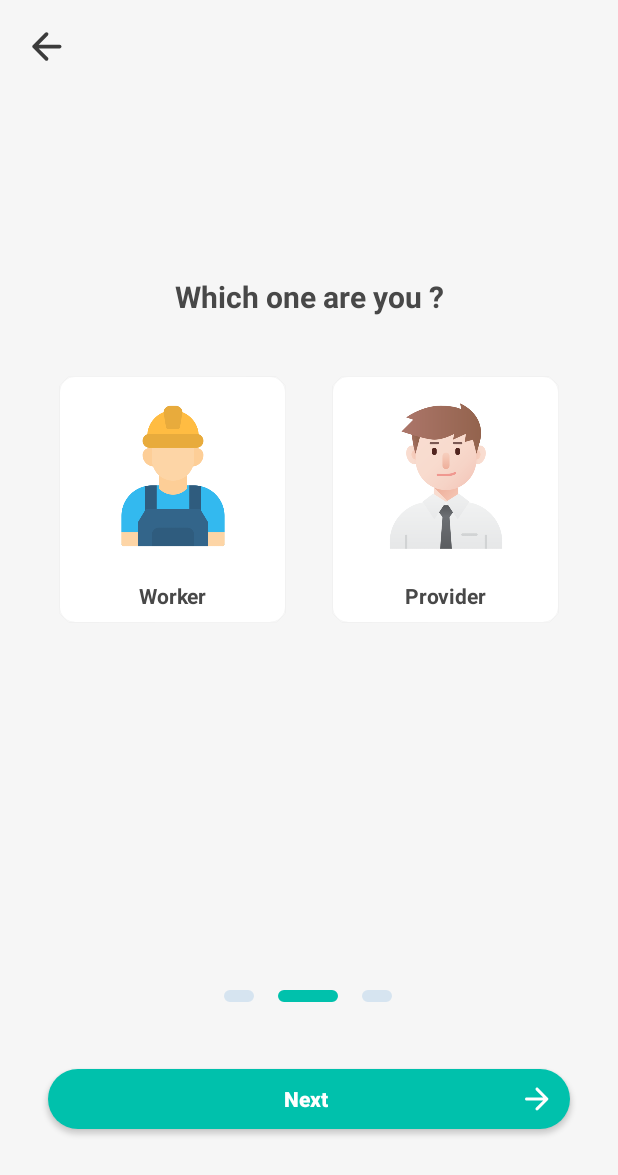
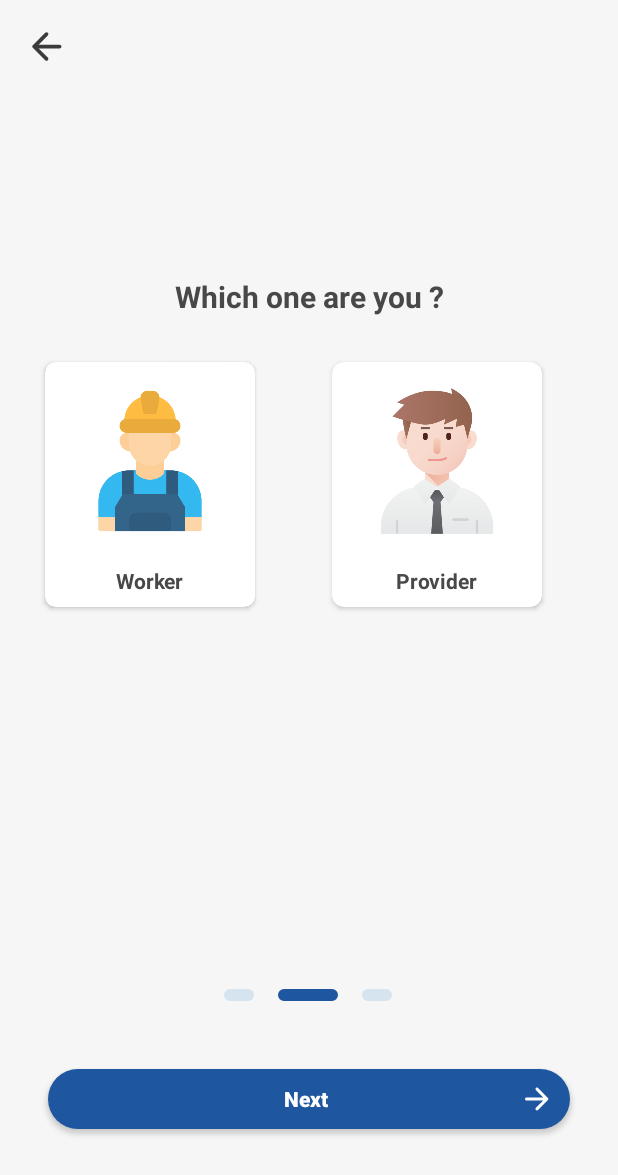
Before and after one commit to thegr8manef/Depanini, an Android app: the UserTypeActivity screen opened directly, with no data from a screen before it, on a phone screen of 412 x 824 dp. Shown: the top 1175 px of the screen. Run offline under Robolectric (Android 15) with nearby library versions, the phone set to English and light mode, and no system bars; our stand-ins replace Firebase (no records; nobody signed in at launch, a user with empty details on screens opened directly); 3 statements that could not run were skipped.

Commit message:
feat(): create Bottom bar - create bootom bar with meow-bottom-navigation lib feat #Depanini/CheckType

```diff
--- a/app/build.gradle
+++ b/app/build.gradle
@@ -58,6 +58,7 @@ dependencies {
     androidTestImplementation 'androidx.test.ext:junit:1.1.3'
     androidTestImplementation 'androidx.test.espresso:espresso-core:3.4.0'
     implementation 'de.hdodenhof:circleimageview:3.1.0'
-
+    //bottom bar
+    implementation 'com.etebarian:meow-bottom-navigation:1.0.4'
 
 }
--- /dev/null
+++ b/app/src/main/res/drawable/ic_home.xml
@@ -0,0 +1,5 @@
+<vector android:height="24dp" android:tint="#000000"
+    android:viewportHeight="24" android:viewportWidth="24"
+    android:width="24dp" xmlns:android="http://schemas.android.com/apk/res/android">
+    <path android:fillColor="@android:color/white" android:pathData="M10,19v-5h4v5c0,0.55 0.45,1 1,1h3c0.55,0 1,-0.45 1,-1v-7h1.7c0.46,0 0.68,-0.57 0.33,-0.87L12.67,3.6c-0.38,-0.34 -0.96,-0.34 -1.34,0l-8.36,7.53c-0.34,0.3 -0.13,0.87 0.33,0.87H5v7c0,0.55 0.45,1 1,1h3c0.55,0 1,-0.45 1,-1z"/>
+</vector>
--- a/app/src/main/res/layout/activity_user_type.xml
+++ b/app/src/main/res/layout/activity_user_type.xml
@@ -35,10 +35,10 @@
 
     <androidx.cardview.widget.CardView
         android:id="@+id/cardView"
-        android:layout_width="150dp"
+        android:layout_width="140dp"
         android:layout_height="wrap_content"
-        android:layout_margin="40dp"
-        app:cardCornerRadius="10dp"
+        android:layout_margin="30dp"
+        app:cardCornerRadius="7dp"
         app:layout_constraintStart_toStartOf="parent"
         app:layout_constraintTop_toBottomOf="@+id/textView2">
 
@@ -79,11 +79,12 @@
 
     <androidx.cardview.widget.CardView
         android:id="@+id/provcardview"
-        android:layout_width="150dp"
+        android:layout_width="140dp"
         android:layout_height="wrap_content"
-        android:layout_margin="40dp"
-        app:cardCornerRadius="10dp"
+        android:layout_margin="30dp"
+        app:cardCornerRadius="8dp"
         app:layout_constraintEnd_toEndOf="parent"
+        app:layout_constraintStart_toEndOf="@+id/cardView"
         app:layout_constraintTop_toBottomOf="@+id/textView2">
 
         <androidx.constraintlayout.widget.ConstraintLayout
--- a/app/src/main/res/values/colors.xml
+++ b/app/src/main/res/values/colors.xml
@@ -7,10 +7,12 @@
     <color name="teal_700">#FF018786</color>
     <color name="black">#FF000000</color>
     <color name="white">#FFFFFFFF</color>
-    <color name="primary_color">#00c1ac</color>
+    <color name="primary_color">#1E56A0</color>
     <color name="secand_color">#F6F6F6</color>
     <color name="third_color">#D6E4F0</color>
     <color name="red">#ff3333</color>
     <color name="text_color">#3b3b3b</color>
     <color name="gray">#5B5C63</color>
 </resources>
+
+    <!--    <color name="primary_color">#00c1ac</color>-->
--- a/settings.gradle
+++ b/settings.gradle
@@ -10,6 +10,7 @@ dependencyResolutionManagement {
     repositories {
         google()
         mavenCentral()
+        jcenter()
     }
 }
 rootProject.name = "Depanin"
```
Also changed, not shown: app/src/main/java/com/dev0jk/depanin/view/home/HomeActivity.kt (+11 -0 lines), app/src/main/res/layout/activity_home.xml (+41 -3 lines), app/src/main/res/drawable-v24/ic_send.png (added).
